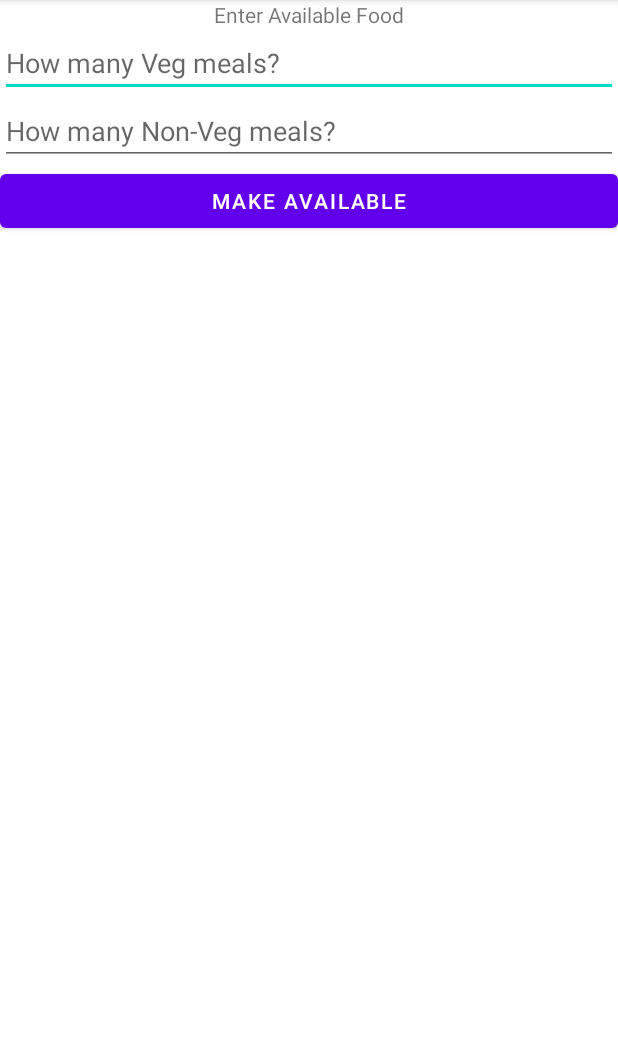
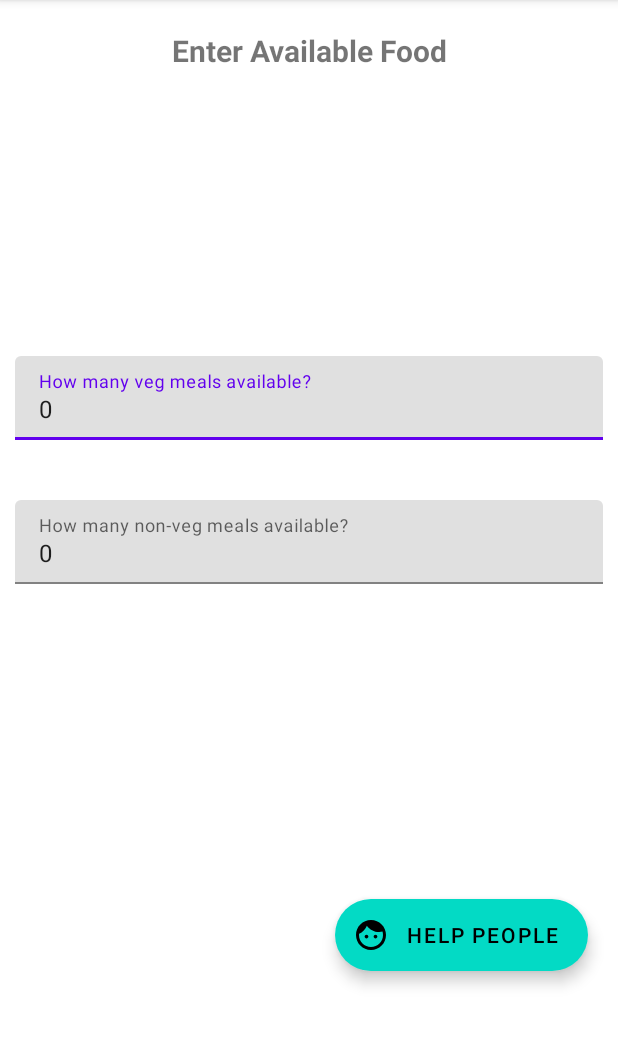
Before and after one commit to varadpanch/food4good_contributor, an Android app: the MakeFoodAvailable screen opened directly, with no data from a screen before it, on a phone screen of 412 x 824 dp, the part 84-1131 px from its top. Run offline under Robolectric (Android 15) with nearby library versions, the phone set to English and light mode, and no system bars; our stand-ins replace Firebase (no records; nobody signed in at launch, a user with empty details on screens opened directly).

Commit message:
UI changes

```diff
--- a/app/src/main/java/com/example/my_application/MakeFoodAvailable.java
+++ b/app/src/main/java/com/example/my_application/MakeFoodAvailable.java
@@ -3,6 +3,7 @@ package com.example.my_application;
 import androidx.annotation.NonNull;
 import androidx.appcompat.app.AppCompatActivity;
 
+import android.content.Intent;
 import android.os.Bundle;
 import android.util.Log;
 import android.view.View;
@@ -12,6 +13,8 @@ import android.widget.Toast;
 
 import com.google.android.gms.tasks.OnFailureListener;
 import com.google.android.gms.tasks.OnSuccessListener;
+import com.google.android.material.floatingactionbutton.ExtendedFloatingActionButton;
+import com.google.android.material.textfield.TextInputEditText;
 import com.google.firebase.firestore.CollectionReference;
 import com.google.firebase.firestore.FirebaseFirestore;
 import com.google.firebase.firestore.QueryDocumentSnapshot;
@@ -19,8 +22,8 @@ import com.google.firebase.firestore.QuerySnapshot;
 
 public class MakeFoodAvailable extends AppCompatActivity {
 
-    Button btnMakeAvailable;
-    EditText etNonVeg,etVeg;
+    TextInputEditText etNonVeg,etVeg;
+    ExtendedFloatingActionButton btnMakeAvailable;
 
     //Firebase database
     FirebaseFirestore db = FirebaseFirestore.getInstance();
@@ -88,7 +91,11 @@ public class MakeFoodAvailable extends AppCompatActivity {
                                         .addOnSuccessListener(new OnSuccessListener<Void>() {
                                             @Override
                                             public void onSuccess(Void unused) {
-                                                Toast.makeText(MakeFoodAvailable.this, "Food is available!", Toast.LENGTH_SHORT).show();
+                                                Toast.makeText(MakeFoodAvailable.this, "Thanks for helping! Food is available.", Toast.LENGTH_SHORT).show();
+                                                Intent intent = new Intent(MakeFoodAvailable.this,ContributorDashboard.class);
+                                                intent.putExtra("id",id);
+                                                startActivity(intent);
+                                                finish();
                                             }
                                         })
                                         .addOnFailureListener(new OnFailureListener() {
--- /dev/null
+++ b/app/src/main/res/drawable/ic_baseline_face_24.xml
@@ -0,0 +1,5 @@
+<vector android:height="24dp" android:tint="#FAFAFA"
+    android:viewportHeight="24" android:viewportWidth="24"
+    android:width="24dp" xmlns:android="http://schemas.android.com/apk/res/android">
+    <path android:fillColor="@android:color/white" android:pathData="M9,11.75c-0.69,0 -1.25,0.56 -1.25,1.25s0.56,1.25 1.25,1.25 1.25,-0.56 1.25,-1.25 -0.56,-1.25 -1.25,-1.25zM15,11.75c-0.69,0 -1.25,0.56 -1.25,1.25s0.56,1.25 1.25,1.25 1.25,-0.56 1.25,-1.25 -0.56,-1.25 -1.25,-1.25zM12,2C6.48,2 2,6.48 2,12s4.48,10 10,10 10,-4.48 10,-10S17.52,2 12,2zM12,20c-4.41,0 -8,-3.59 -8,-8 0,-0.29 0.02,-0.58 0.05,-0.86 2.36,-1.05 4.23,-2.98 5.21,-5.37C11.07,8.33 14.05,10 17.42,10c0.78,0 1.53,-0.09 2.25,-0.26 0.21,0.71 0.33,1.47 0.33,2.26 0,4.41 -3.59,8 -8,8z"/>
+</vector>
--- a/app/src/main/res/layout/activity_genuine_rating.xml
+++ b/app/src/main/res/layout/activity_genuine_rating.xml
@@ -4,12 +4,15 @@
     xmlns:tools="http://schemas.android.com/tools"
     android:layout_width="match_parent"
     android:layout_height="match_parent"
+    android:weightSum="10"
     android:orientation="vertical"
     tools:context=".GenuineRating">
 
     <TextView
-        android:text="How Genuine the Requester is?"
+        android:text="Rate the requester acording to his future need of subsidized food"
         android:textSize="20dp"
+        android:layout_margin="30dp"
+        android:gravity="center"
         android:layout_gravity="center"
         android:layout_width="wrap_content"
         android:layout_height="wrap_content" />
@@ -17,14 +20,20 @@
     <RatingBar
         android:id="@+id/ratingGenuine"
         android:layout_width="wrap_content"
+        android:layout_margin="20dp"
+
         android:layout_gravity="center"
         android:layout_height="wrap_content"
         android:numStars="5" />
+    <TextView
+        android:layout_width="match_parent"
+        android:layout_height="0dp"
+        android:layout_weight="4"></TextView>
 
     <Button
         android:id="@+id/btnSend"
         android:layout_gravity="center"
-        android:text="Send To App"
+        android:text="Submit"
         android:layout_width="wrap_content"
         android:layout_height="wrap_content"></Button>
 
--- a/app/src/main/res/layout/activity_make_food_available.xml
+++ b/app/src/main/res/layout/activity_make_food_available.xml
@@ -11,30 +11,59 @@
         android:layout_width="match_parent"
         android:layout_height="wrap_content"
         android:textAlignment="center"
+        android:textSize="20dp"
+        android:layout_marginTop="20dp"
         android:text="Enter Available Food"
+        android:textStyle="bold"
         ></TextView>
 
-    <EditText
-        android:id="@+id/etVeg"
-        android:inputType="number"
-        android:hint="How many Veg meals?"
+    <com.google.android.material.textfield.TextInputLayout
+        android:padding="10dp"
+        android:layout_width="match_parent"
+        android:layout_marginTop="180dp"
+        android:layout_height="wrap_content"
+        android:hint="How many veg meals available?">
+
+        <com.google.android.material.textfield.TextInputEditText
+            android:id="@+id/etVeg"
+            android:layout_width="match_parent"
+            android:layout_height="wrap_content"
+            android:inputType="number"
+            android:text="0"
+            />
+
+    </com.google.android.material.textfield.TextInputLayout>
+
+
+    <com.google.android.material.textfield.TextInputLayout
+        android:padding="10dp"
+        android:layout_marginTop="20dp"
         android:layout_width="match_parent"
         android:layout_height="wrap_content"
-        ></EditText>
+        android:hint="How many non-veg meals available?">
 
-    <EditText
-        android:id="@+id/etNonVeg"
-        android:inputType="number"
-        android:hint="How many Non-Veg meals?"
-        android:layout_width="match_parent"
+        <com.google.android.material.textfield.TextInputEditText
+            android:id="@+id/etNonVeg"
+            android:layout_width="match_parent"
+            android:layout_height="wrap_content"
+            android:inputType="number"
+            android:text="0"
+            />
+
+    </com.google.android.material.textfield.TextInputLayout>
+
+
+
+
+
+    <com.google.android.material.floatingactionbutton.ExtendedFloatingActionButton
+        android:id="@+id/btnMakeAvailable"
+        android:layout_width="wrap_content"
         android:layout_height="wrap_content"
-        ></EditText>
-
-    <Button
-        android:id="@+id/btnMakeAvailable"
-        android:layout_width="match_parent"
-        android:layout_height="wrap_content"
-        android:text="Make Available"
-        ></Button>
+        android:layout_marginTop="200dp"
+        android:layout_marginRight="20dp"
+        android:layout_gravity="bottom|right"
+        android:text="Help People"
+        app:icon="@drawable/ic_baseline_face_24"/>
 
 </LinearLayout>
```
